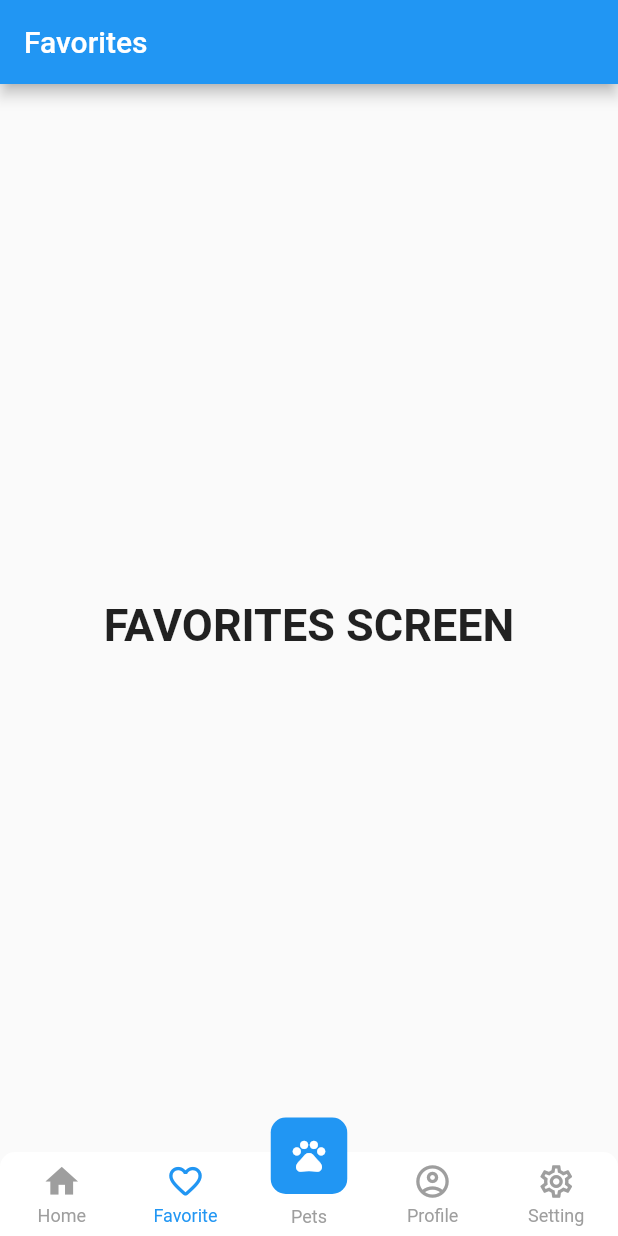
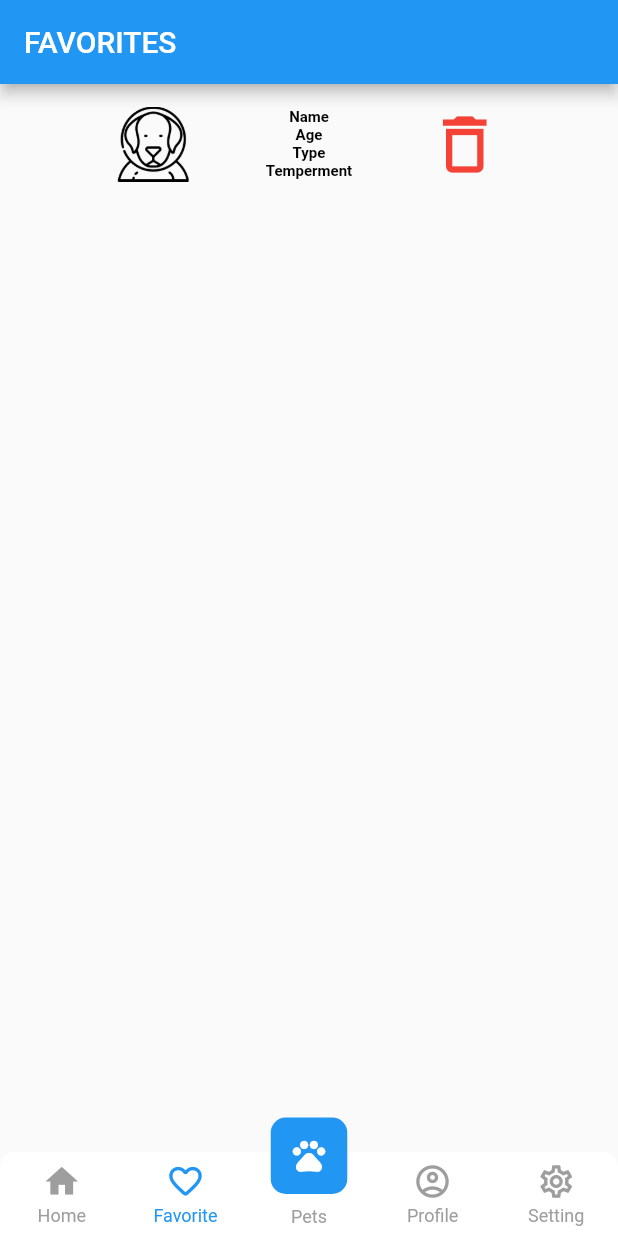
Before and after one commit to sjdeng95/woof-me, a Flutter app: the screen it shows after launch, item 2 of the bottom bar chosen, on a phone screen of 412 x 824 dp. Run offline on Flutter 3.47's test engine with Material 2 defaults, Android fonts, the phone set to English and light mode, and no system bars; drawn by our look-alikes of persistent_bottom_nav_bar.

```diff
--- a/lib/screens/public_screens/favorites_screen.dart
+++ b/lib/screens/public_screens/favorites_screen.dart
@@ -1,4 +1,6 @@
 import 'package:flutter/material.dart';
+
+import '../../widgets/pet_widget.dart';
 
 class FavoritesScreen extends StatefulWidget {
   const FavoritesScreen({super.key});
@@ -10,21 +12,18 @@ class FavoritesScreen extends StatefulWidget {
 
 class _FavoritesScreenState
     extends State<FavoritesScreen> {
-  static const TextStyle optionStyle =
-      TextStyle(fontSize: 30, fontWeight: FontWeight.bold);
-
 
   @override
   Widget build(BuildContext context) {
     return Scaffold(
       appBar: AppBar(
-        title: const Text('Favorites'),
+        title: const Text('FAVORITES'),
       ),
-      body: const Center(
-        child: Text(
-          'FAVORITES SCREEN',
-          style: optionStyle,
-        ),
+      body: Padding(
+        padding: const EdgeInsets.all(15.0),
+        child: ListView(children: const [
+          PetWidget()
+        ]),
       ),
     );
   }
--- a/lib/screens/public_screens/pet_profile.dart
+++ b/lib/screens/public_screens/pet_profile.dart
@@ -10,8 +10,6 @@ class PetProfileScreen extends StatefulWidget {
 }
 
 class _PetProfileScreenState extends State<PetProfileScreen> {
-  static const TextStyle optionStyle =
-      TextStyle(fontSize: 30, fontWeight: FontWeight.bold);
 
   @override
   Widget build(BuildContext context) {
--- a/lib/screens/public_screens/swipe_screen.dart
+++ b/lib/screens/public_screens/swipe_screen.dart
@@ -10,8 +10,6 @@ class SwipeScreen extends StatefulWidget {
 }
 
 class _SwipeScreenState extends State<SwipeScreen> {
-  static const TextStyle optionStyle =
-      TextStyle(fontSize: 30, fontWeight: FontWeight.bold);
 
   @override
   Widget build(BuildContext context) {
--- /dev/null
+++ b/lib/widgets/pet_widget.dart
@@ -0,0 +1,66 @@
+import 'package:flutter/material.dart';
+
+class PetWidget extends StatelessWidget {
+  final PetWidget? petWidget;
+
+  const PetWidget({Key? key, this.petWidget}) : super(key: key);
+
+  static const TextStyle optionStyle =
+      TextStyle(fontSize: 30, fontWeight: FontWeight.bold);
+  static const TextStyle descStyle =
+    TextStyle(fontSize: 10, fontWeight: FontWeight.bold, color: Colors.black);
+
+  @override
+  Widget build(BuildContext context) {
+    return Row(
+            mainAxisAlignment: MainAxisAlignment.center,
+            crossAxisAlignment: CrossAxisAlignment.center,
+            children: [
+            Column(children:[SizedBox(width: 50, child: Image.asset("assets/images/profile.png",),
+            ),]),
+
+            const Column(children:[SizedBox(width: 50,),]),
+
+            const Column(children:[
+              Row(children: [
+                  Text(
+                      'Name',
+                      style: descStyle,
+                      textAlign: TextAlign.left,
+                  ),
+                ],
+              ),
+              Row(children: [
+                  Text(
+                      'Age',
+                      style: descStyle,
+                      textAlign: TextAlign.left,
+                  ),
+                ],
+              ),
+              Row(children: [
+                  Text(
+                      'Type',
+                      style: descStyle,
+                      textAlign: TextAlign.left,
+                  ),
+                ],
+              ),
+              Row(children: [
+                  Text(
+                      'Temperment',
+                      style: descStyle,
+                      textAlign: TextAlign.left,
+                  ),
+                ],
+              ),
+              ],),
+            const Column(children:[SizedBox(width: 50,),]),
+
+            const Column(children:[Icon(Icons.delete_outline,size: 50, color: Colors.red,),],),
+
+
+
+        ],);
+  }
+}
```
Also changed, not shown: lib/models/user_info.dart (added, +26 -0 lines), lib/screens/public_screens/user_profile_screen.dart (+6 -8 lines), pubspec.yaml (+5 -4 lines), assets/images/profile.png (added), pubspec.lock.
